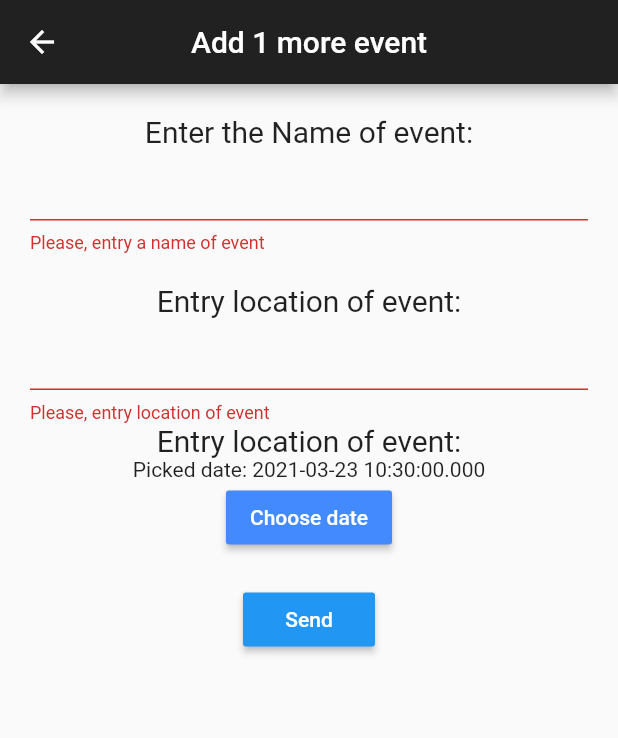
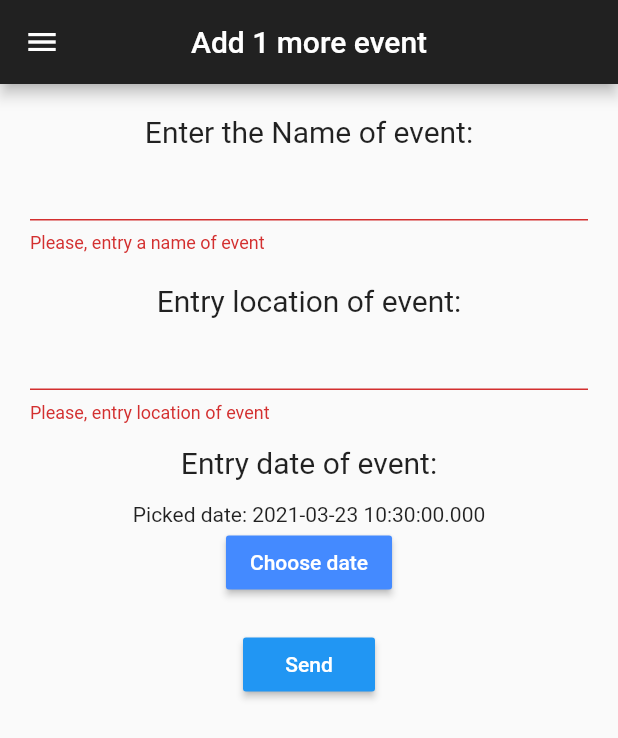
Before and after one commit to AleXWitE/microlearning, a Flutter app: the AddScreen screen opened by its route, after a tap on "Send", on a phone screen of 412 x 824 dp. Shown: the top 738 px of the screen. Run offline on Flutter 3.47's test engine with Material 2 defaults, Android fonts, the light colour scheme and no system bars; our stand-ins replace flutter_svg; network calls fail; project files that could hold a hidden picture were left out.

Commit message:
Add Drawer. some bug fix

```diff
--- /dev/null
+++ b/lib/models/drawer_item.dart
@@ -0,0 +1,57 @@
+import 'package:flutter/cupertino.dart';
+import 'package:flutter/material.dart';
+import 'package:flutter_svg/svg.dart';
+
+class DrawerItem extends StatelessWidget{
+  @override
+  Widget build(BuildContext context) {
+
+    return Drawer(
+      child: ListView(
+        padding: EdgeInsets.zero,
+        children: <Widget>[
+          DrawerHeader(
+              decoration: BoxDecoration(
+                color: Colors.tealAccent[200],
+              ),
+              child: Column(
+                children: [
+                  Text("Navigation",
+                  style: TextStyle(
+                    color: Colors.black,
+                    fontSize: 34.0,
+                    fontFamily: "Redressed"
+                  ),),
+                  SizedBox(
+                    height: 80,
+                    child: SvgPicture.asset("assets/images/LoneWolf.svg"),
+                  )
+                ],
+          )),
+          ListTile(
+            leading: Icon(Icons.wysiwyg),
+            title: Text("To list"),
+            onTap: () => Navigator.pushNamed(context, '/list_events'),
+          ),
+          ListTile(
+            leading: Icon(Icons.add),
+            title: Text("Add event"),
+            onTap: () => Navigator.pushNamed(context, '/add'),
+          ),
+          ListTile(
+            leading: Icon(Icons.home),
+            title: Text("To home"),
+            onTap: () => Navigator.pushNamed(context, '/home'),
+          ),
+          ListTile(
+            leading: Icon(Icons.info_outline),
+            title: Text("About app"),
+            onTap: () => Navigator.pushNamed(context, '/about'),
+          ),
+        ],
+      ),
+    );
+
+  }
+
+}
--- a/lib/models/flutter_app.dart
+++ b/lib/models/flutter_app.dart
@@ -20,9 +20,9 @@ class _FlutterTutorialAppState extends State<FlutterTutorialApp> {
     return MaterialApp(
         debugShowCheckedModeBanner: false,
         title: "Example",
-        initialRoute: '/',
+        initialRoute: '/home',
         routes: {
-          '/': (BuildContext context) => HomeScreen(),
+          '/home': (BuildContext context) => HomeScreen(),
           '/list_events': (BuildContext context) => ListScreen(),
           '/event': (BuildContext context) => EventScreen(),
           '/about': (BuildContext context) => AboutScreen(),
--- a/lib/screens/about_screen.dart
+++ b/lib/screens/about_screen.dart
@@ -1,12 +1,20 @@
 import 'package:flutter/cupertino.dart';
 import 'package:flutter/material.dart';
+import 'package:microlearning/models/drawer_item.dart';
 
 class AboutScreen extends StatelessWidget{
   @override
   Widget build(BuildContext context) {
 
     return Scaffold(
+      appBar: AppBar(
+        title: Text("About app"),
 
+      ),
+      drawer: DrawerItem(),
+      body: Container(
+        // Navigator.pop(context),
+      ),
     );
   }
 }
--- a/lib/screens/add_screen.dart
+++ b/lib/screens/add_screen.dart
@@ -2,6 +2,7 @@ import 'package:flutter/cupertino.dart';
 import 'package:flutter/material.dart';
 import 'package:microlearning/api/services/event_service.dart';
 import 'package:microlearning/components/event.dart';
+import 'package:microlearning/models/drawer_item.dart';
 
 class AddScreen extends StatefulWidget {
   @override
@@ -22,8 +23,7 @@ class _AddScreenState extends State<AddScreen> {
             //which date will display when user open the picker
             firstDate: DateTime(1950),
             //what will be the previous supported year in picker
-            lastDate: DateTime
-                .now()) //what will be the up to supported date in picker
+            lastDate: DateTime(2030)) //what will be the up to supported date in picker
         .then((pickedDate) {
       //then usually do the future job
       if (pickedDate == null) {
@@ -36,38 +36,14 @@ class _AddScreenState extends State<AddScreen> {
     });
   }
 
-/*  void callDatePicker() async {
-    var order = await getDate();
-    setState(() {
-      finalDate = order;
-    });
-  }
-
-  Future<DateTime> getDate() {
-    // Imagine that this function is
-    // more complex and slow.
-    return showDatePicker(
-      context: context,
-      initialDate: DateTime.now(),
-      firstDate: DateTime(2018),
-      lastDate: DateTime(2030),
-      builder: (BuildContext context, Widget child) {
-        return Theme(
-          data: ThemeData.light(),
-          child: child,
-        );
-      },
-    );
-  }*/
-
   final _formKey = GlobalKey<FormState>();
   String _name;
   String _location;
-  DateTime _date;
+  // DateTime _date;
 
   callAPI() {
     Event event = Event(
-        name: '$_name', location: '$_location', date: '$_date');
+        name: '$_name', location: '$_location', date: '$_finalDate');
     createEvent(event).then((response) {
       if (response.statusCode > 200)
         print(response.body);
@@ -86,6 +62,7 @@ class _AddScreenState extends State<AddScreen> {
         centerTitle: true,
         backgroundColor: Colors.grey[900],
       ),
+      drawer: DrawerItem(),
       body: Container(
         padding: EdgeInsets.all(20),
         child: Center(
@@ -112,21 +89,16 @@ class _AddScreenState extends State<AddScreen> {
                       _location = value;
                     } else return 'Please, entry location of event';
                   }),
+                  new SizedBox(
+                    height: 15,
+                  ),
                   new Text(
-                    'Entry location of event:',
+                    'Entry date of event:',
                     style: TextStyle(fontSize: 20.0),
                   ),
-/*                CupertinoDatePicker(
-                  mode: CupertinoDatePickerMode.dateAndTime,
-                  initialDateTime: DateTime(2019, 1, 1, 11, 33),
-                  onDateTimeChanged: (DateTime newDateTime) {
-                    if(){
-
-                    }
-                  },
-                  use24hFormat: true,
-                  minuteInterval: 15,
-                ),*/
+                  new SizedBox(
+                    height: 15,
+                  ),
                   new Text(_finalDate == null ? "Picked date: ${DateTime.now().toString()}" : "Picked date: $_finalDate" ),
                   new RaisedButton(
                     onPressed: _pickDateDialog,
--- a/lib/screens/event_screen.dart
+++ b/lib/screens/event_screen.dart
@@ -2,6 +2,7 @@ import 'package:flutter/cupertino.dart';
 import 'package:flutter/material.dart';
 import 'package:microlearning/api/services/event_service.dart';
 import 'package:microlearning/components/event.dart';
+import 'package:microlearning/models/drawer_item.dart';
 
 class EventScreen extends StatelessWidget {
   String _id;
@@ -17,6 +18,7 @@ class EventScreen extends StatelessWidget {
         titleTextStyle: TextStyle(color: Colors.indigo),
         backgroundColor: Colors.grey[500],
       ),
+      drawer: DrawerItem(),
       body: Stack(children: [
         FutureBuilder<Event>(
           future: getEvent(_id),
--- a/lib/screens/home_screen.dart
+++ b/lib/screens/home_screen.dart
@@ -1,6 +1,7 @@
 import 'package:flutter/cupertino.dart';
 import 'package:flutter/material.dart';
 import 'package:flutter_svg/svg.dart';
+import 'package:microlearning/models/drawer_item.dart';
 
 class HomeScreen extends StatefulWidget {
   @override
@@ -18,7 +19,7 @@ class _HomeScreenState extends State<HomeScreen> {
         centerTitle: true,
         backgroundColor: Colors.grey[900],
       ),
-
+      drawer: DrawerItem(),
       body: Container(
         decoration: BoxDecoration(
             image: DecorationImage(
--- a/lib/screens/list_screen.dart
+++ b/lib/screens/list_screen.dart
@@ -3,6 +3,7 @@ import 'package:flutter/material.dart';
 import 'package:microlearning/api/services/event_service.dart';
 import 'package:microlearning/components/event.dart';
 import 'package:microlearning/components/list_card.dart';
+import 'package:microlearning/models/drawer_item.dart';
 
 class ListScreen extends StatelessWidget {
 
@@ -15,6 +16,7 @@ class ListScreen extends StatelessWidget {
         centerTitle: true,
         backgroundColor: Colors.grey[900],
       ),
+      drawer: DrawerItem(),
       body: FutureBuilder<List<Event>>(
         future: getAllEvents(),
         builder: (context, snapshot) {
```
